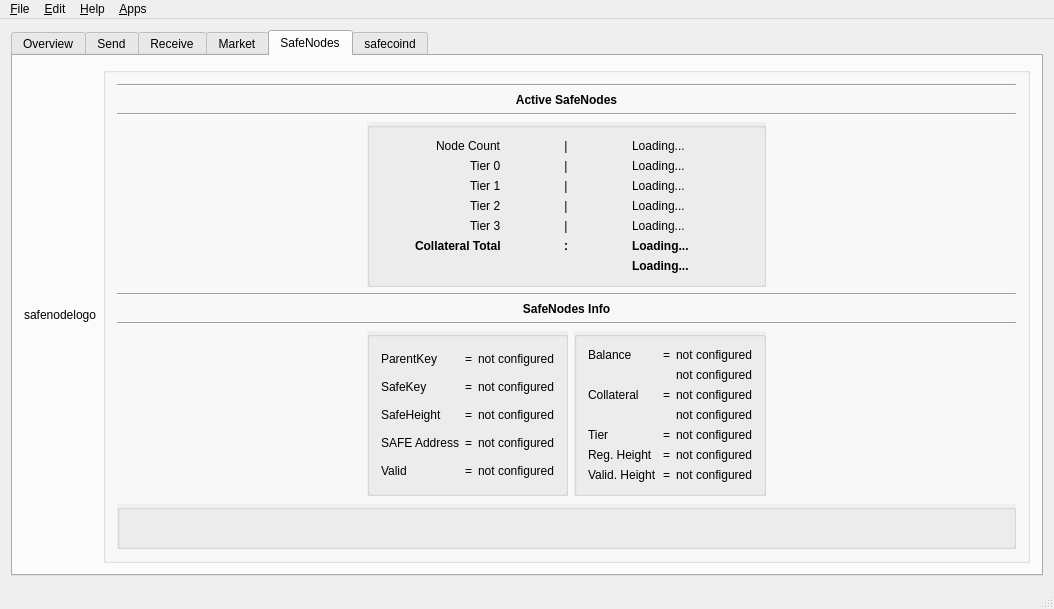
Before: the Qt Designer form src/mainwindow.ui in OleksandrBlack/safecoin-qt-wallet, drawn with Qt 5.
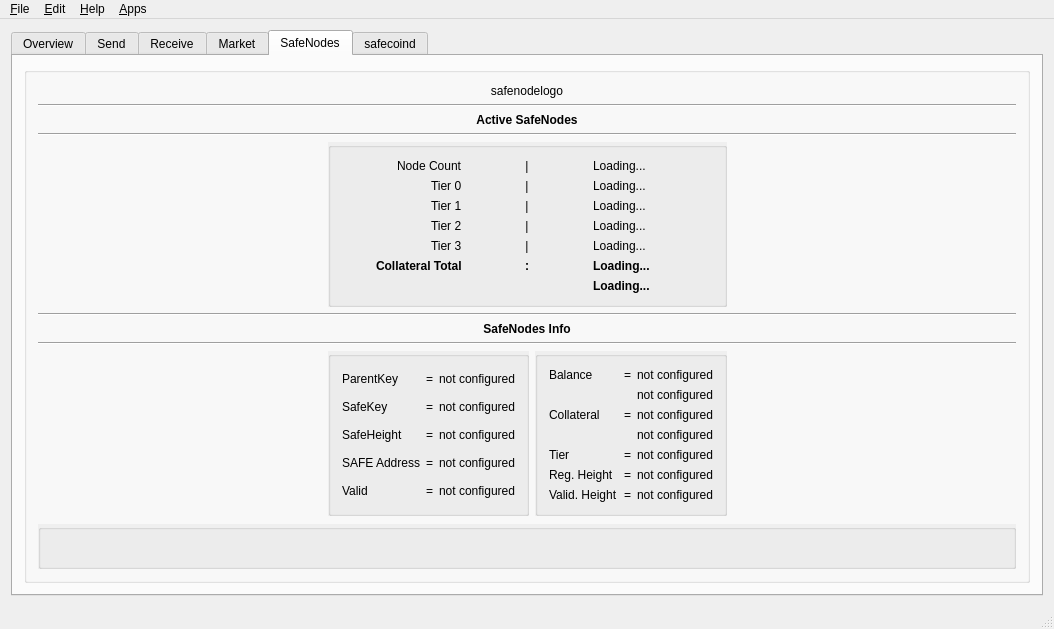
After: the same form once the commit is applied. The open tabs and pages were chosen to show the change. Icons and pictures are not drawn. Custom widgets are drawn as their Qt base class.

```diff
--- a/src/mainwindow.ui
+++ b/src/mainwindow.ui
@@ -1134,13 +1134,6 @@
        <layout class="QVBoxLayout" name="verticalLayout_11">
         <item>
          <layout class="QHBoxLayout" name="horizontalLayout_17">
-          <item>
-           <widget class="QLabel" name="safenodelogo">
-            <property name="text">
-             <string>safenodelogo</string>
-            </property>
-           </widget>
-          </item>
           <item>
            <widget class="QGroupBox" name="groupBox_5">
             <property name="title">
@@ -1175,6 +1168,16 @@
              </item>
              <item row="1" column="1" colspan="4">
               <layout class="QVBoxLayout" name="verticalLayout_14">
+               <item>
+                <widget class="QLabel" name="safenodelogo">
+                 <property name="text">
+                  <string>safenodelogo</string>
+                 </property>
+                 <property name="alignment">
+                  <set>Qt::AlignCenter</set>
+                 </property>
+                </widget>
+               </item>
                <item>
                 <widget class="Line" name="line_4">
                  <property name="orientation">
```
Left out of the diff: 10 changed lines with no effect on the pictures.
